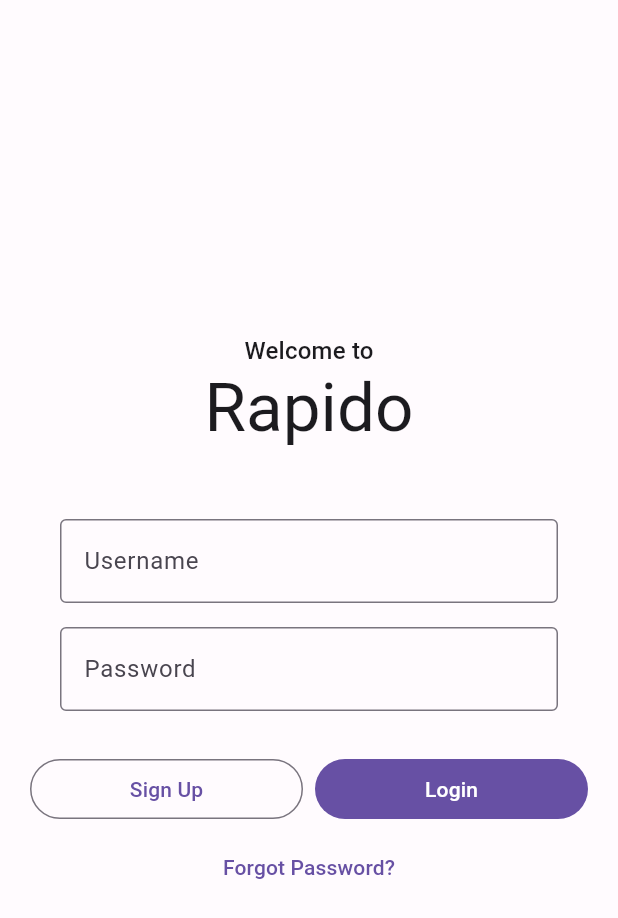
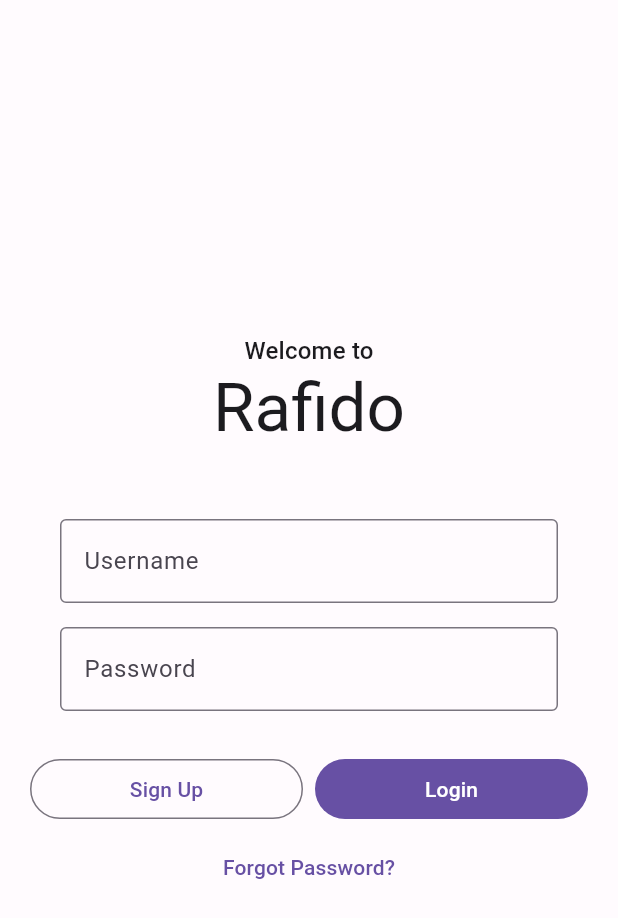
Before and after one commit to adityabhusari/RaFIDo, a Flutter app: the screen it shows after launch, on a phone screen of 412 x 824 dp. Shown: the top 918 px of the screen. Run offline on Flutter 3.47's test engine with Material 2 defaults, Android fonts, the phone set to English and light mode, and no system bars; our stand-ins replace cloud_firestore, firebase_auth, firebase_core; missing offline and left inert: flutter_osm_plugin; accounts and stored records are empty.

Commit message:
corrected name

```diff
--- a/lib/screens/login_screen.dart
+++ b/lib/screens/login_screen.dart
@@ -33,7 +33,7 @@
               children: [
                 Text("Welcome to",
                     style: Theme.of(context).textTheme.titleMedium),
-                Text("Rapido",
+                Text("Rafido",
                     style: Theme.of(context).textTheme.displayMedium),
                 const SizedBox(height: 24.0),
                 Card(
```
